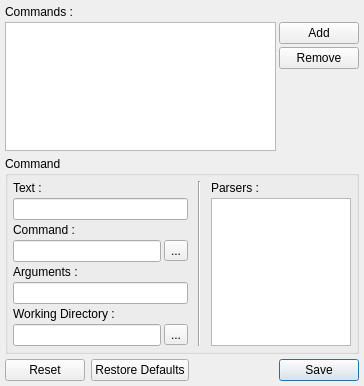
Before: the Qt Designer form v2/trunk/monkey/src/pluginsmanager/ui/UICommandsEditor.ui in testmana2/mks, drawn with Qt 5.
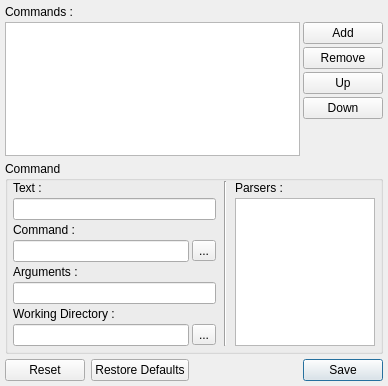
After: the same form once the commit is applied. Icons and pictures are not drawn.

Commit message: commands action for plugins mostly work

Patch:
```diff
--- a/v2/trunk/monkey/src/pluginsmanager/ui/UICommandsEditor.ui
+++ b/v2/trunk/monkey/src/pluginsmanager/ui/UICommandsEditor.ui
@@ -5,7 +5,7 @@
    <rect>
     <x>0</x>
     <y>0</y>
-    <width>364</width>
+    <width>388</width>
     <height>386</height>
    </rect>
   </property>
@@ -49,7 +49,7 @@
        </property>
       </widget>
      </item>
-     <item rowspan="3" row="1" column="0" >
+     <item rowspan="5" row="1" column="0" >
       <widget class="QListWidget" name="lwCommands" />
      </item>
      <item row="1" column="1" >
@@ -78,7 +78,7 @@
        </property>
       </widget>
      </item>
-     <item row="3" column="1" >
+     <item row="5" column="1" >
       <spacer>
        <property name="orientation" >
         <enum>Qt::Vertical</enum>
@@ -91,6 +91,26 @@
        </property>
       </spacer>
      </item>
+     <item row="4" column="1" >
+      <widget class="QPushButton" name="pbCommandDown" >
+       <property name="text" >
+        <string>Down</string>
+       </property>
+       <property name="icon" >
+        <iconset resource="../../resources/resources.qrc" >:/tools/icons/tools/down.png</iconset>
+       </property>
+      </widget>
+     </item>
+     <item row="3" column="1" >
+      <widget class="QPushButton" name="pbCommandUp" >
+       <property name="text" >
+        <string>Up</string>
+       </property>
+       <property name="icon" >
+        <iconset resource="../../resources/resources.qrc" >:/tools/icons/tools/up.png</iconset>
+       </property>
+      </widget>
+     </item>
     </layout>
    </item>
    <item>
@@ -100,13 +120,13 @@
      </property>
      <layout class="QHBoxLayout" >
       <property name="spacing" >
-       <number>10</number>
+       <number>8</number>
       </property>
       <property name="leftMargin" >
        <number>5</number>
       </property>
       <property name="topMargin" >
-       <number>5</number>
+       <number>0</number>
       </property>
       <property name="rightMargin" >
        <number>5</number>
```
The commit also changes 6 other files.
